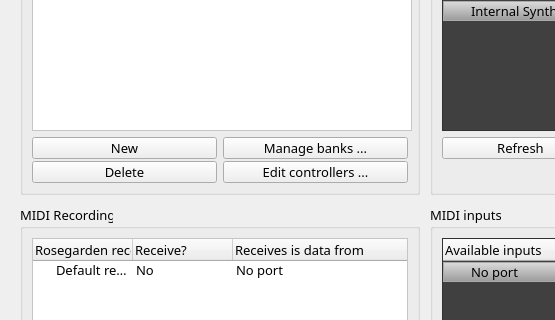
The window that src/gui/ui/DevicesManagerNewUi.ui (nengxu/rosegarden) describes before a commit, drawn with Qt 5; both pictures show x 0 to 555 and y 98 to 418 of the 786 by 625 pixel window.
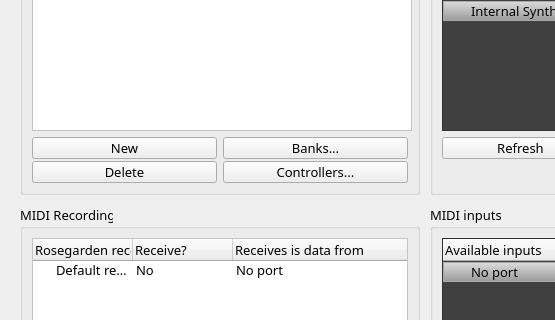
The same window after the commit. Icons and pictures are not drawn.

Commit message:
* change "Manage banks" and "Edit controllers" to just "Banks..." and   "Controllers..." in the device manager
* tweak the controller manager dialog's layout spacing

* fix a very old color index bug in the controller editor dialog that might
  (hopefully) fix another very old color bug

* new feature: adding a controller now opens the editor on the newly added
  controller; uses some down and dirty hackery rather than grace, but works, and
  it's really a lot more convenient and sensible to use now

Patch:
```diff
--- a/src/gui/ui/DevicesManagerNewUi.ui
+++ b/src/gui/ui/DevicesManagerNewUi.ui
@@ -172,7 +172,7 @@
 &lt;p style="-qt-paragraph-type:empty; margin-top:0px; margin-bottom:0px; margin-left:0px; margin-right:0px; -qt-block-indent:0; text-indent:0px;">&lt;/p>&lt;/body>&lt;/html></string>
              </property>
              <property name="text" >
-              <string comment="Create, load or export bank (or patch) definitions with program names for the selected device." >Manage banks ...</string>
+              <string comment="Create, load or export bank (or patch) definitions with program names for the selected device." >Banks...</string>
              </property>
             </widget>
            </item>
@@ -200,7 +200,7 @@
 &lt;p style="-qt-paragraph-type:empty; margin-top:0px; margin-bottom:0px; margin-left:0px; margin-right:0px; -qt-block-indent:0; text-indent:0px;">&lt;/p>&lt;/body>&lt;/html></string>
              </property>
              <property name="text" >
-              <string>Edit controllers ...</string>
+              <string>Controllers...</string>
              </property>
             </widget>
            </item>
```
The commit also changes 3 other files.
